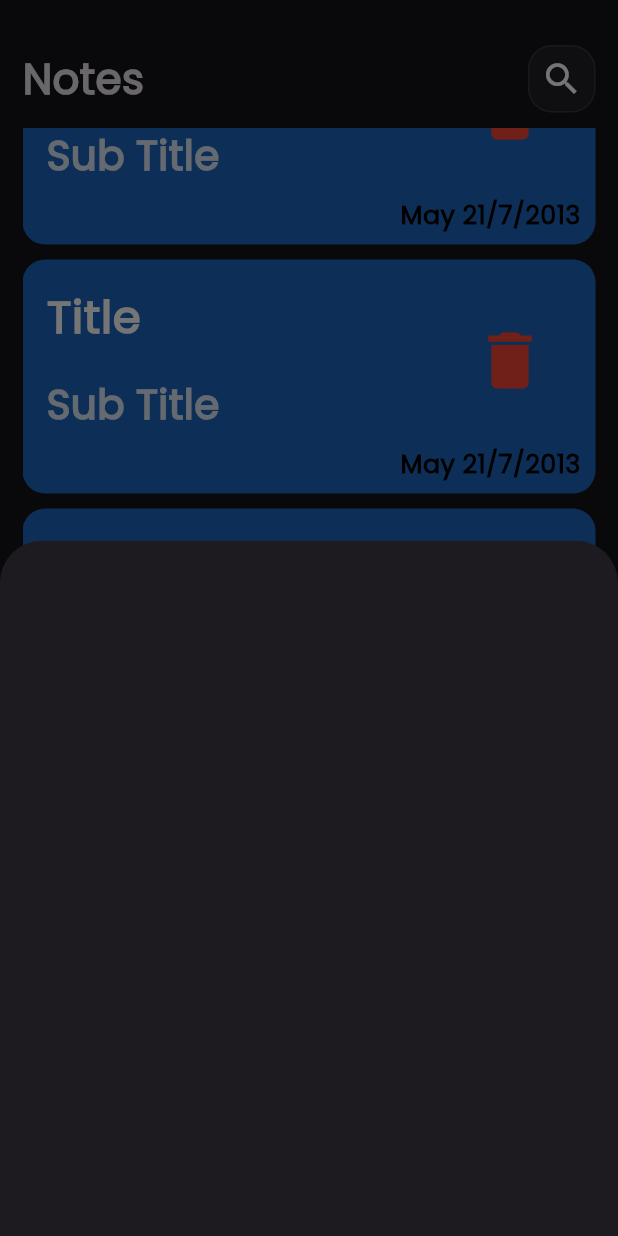
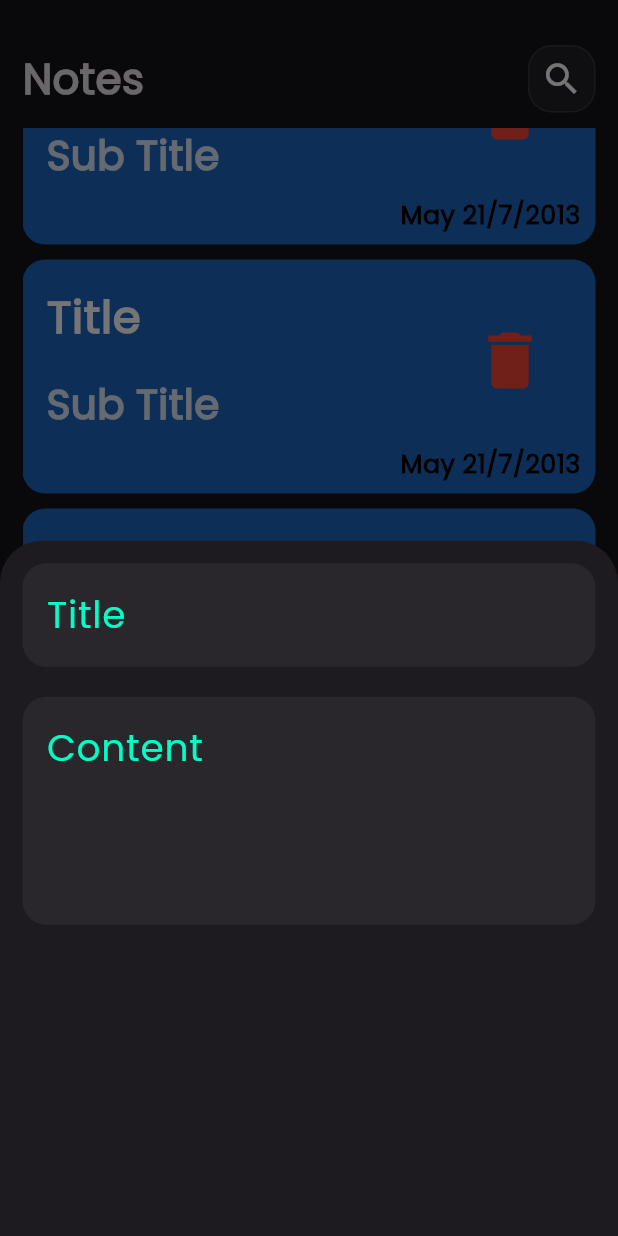
Before and after one commit to MohamedElsay0d/note_app_with_cubit-hive, a Flutter app: the screen it shows after launch, scrolled down 576 dp, after a tap on the "add" icon, on a phone screen of 412 x 824 dp. Run offline on Flutter 3.47's test engine with Material 3 defaults, Android fonts, the phone set to English and light mode, and no system bars.

Commit message:
Add CustomTextField to ButtonSheet

```diff
--- a/lib/widgets/AddNote.dart
+++ b/lib/widgets/AddNote.dart
@@ -1,10 +1,29 @@
 import 'package:flutter/material.dart';
+
+import 'CustomTextField.dart';
 
 class AddNote extends StatelessWidget {
   const AddNote({super.key});
 
   @override
   Widget build(BuildContext context) {
-    return Container();
+    return const Padding(
+      padding: EdgeInsets.all(15.0),
+      child: Column(
+        children: [
+          CustomTextField(
+            hint: "Title",
+            maxLines: 1,
+          ),
+          SizedBox(
+            height: 20,
+          ),
+          CustomTextField(
+            hint: "Content",
+            maxLines: 5,
+          ),
+        ],
+      ),
+    );
   }
 }
--- /dev/null
+++ b/lib/widgets/CustomTextField.dart
@@ -0,0 +1,27 @@
+import 'package:flutter/material.dart';
+
+class CustomTextField extends StatelessWidget {
+  const CustomTextField(
+      {super.key, required this.hint, required this.maxLines});
+  final String hint;
+  final int maxLines;
+  @override
+  Widget build(BuildContext context) {
+    return TextField(
+      maxLines: maxLines,
+      decoration: InputDecoration(
+        hintText: hint,
+        hintStyle: const TextStyle(
+            color: Color.fromARGB(255, 3, 253, 199),
+            fontSize: 25,
+            fontWeight: FontWeight.normal),
+        filled: true,
+        fillColor: Colors.white.withOpacity(0.05),
+        border: OutlineInputBorder(
+          borderRadius: BorderRadius.circular(16),
+          borderSide: BorderSide.none,
+        ),
+      ),
+    );
+  }
+}
--- a/lib/widgets/NotesViewBody.dart
+++ b/lib/widgets/NotesViewBody.dart
@@ -26,6 +26,7 @@ class NotesViewBody extends StatelessWidget {
         ),
       ),
       floatingActionButton: FloatingActionButton(
+        shape: const StadiumBorder(),
         onPressed: () {
           showModalBottomSheet(
               context: context,
```
